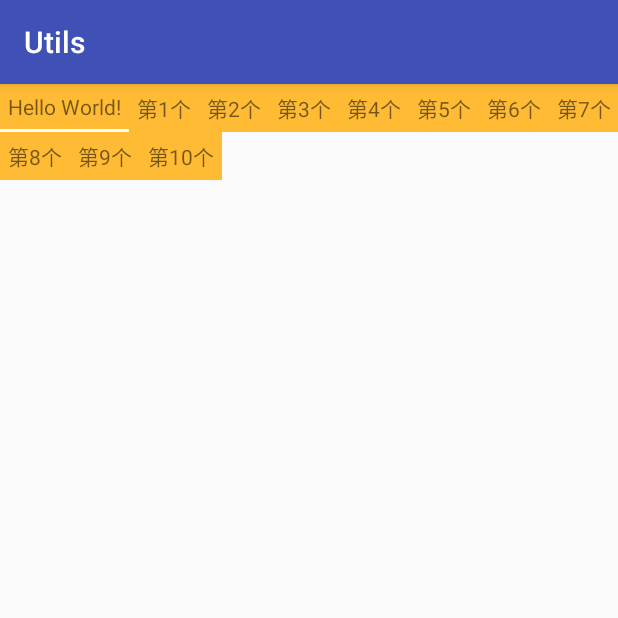
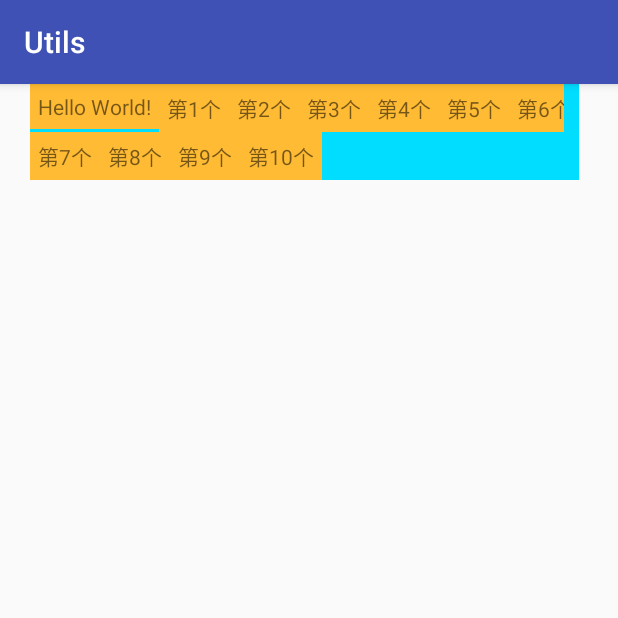
Before and after one commit to yaowen369/Utils, an Android app: the screen it shows after launch (MainActivity), on a phone screen of 412 x 824 dp, the top half of it. Run offline under Robolectric (Android 15) with nearby library versions, the phone set to English and light mode, and no system bars.

Commit message:
晚上自定义ViewGroup

```diff
--- a/sample/src/main/java/com/yaoxiaowen/android/sample/view/FlowLayout.java
+++ b/sample/src/main/java/com/yaoxiaowen/android/sample/view/FlowLayout.java
@@ -5,11 +5,15 @@ import android.util.AttributeSet;
 import android.view.View;
 import android.view.ViewGroup;
 
+import com.yaoxiaowen.android.sample.log.LogUtils;
+
 /**
  * Created by Administrator on 2017/7/10.
  */
 
 public class FlowLayout extends ViewGroup{
+
+    private static final String TAG = "FlowLayout";
 
     private Context mContext;
 
@@ -43,14 +47,113 @@ public class FlowLayout extends ViewGroup{
 
 //        final LayoutParams mLp = getLayoutParams();
 
-        int count = getChildCount();
-        for (int i=0; i<count; i++){
+//        ViewGroup.LayoutParams lp = getLayoutParams();
 
+        //如果我想使用  MarginLayoutParams, 则必须 我们自己的att,来获取他
+//        ViewGroup.MarginLayoutParams lp = getLayoutParams();
+
+
+//        final int count = getChildCount();
+//        for (int i=0; i<count; i++){
+//            final View view = getChildAt(i);
+//            if (view.getVisibility() == GONE){
+//                continue;
+//            }else {
+////                measureChildWithMargins(view, widthMeasureSpec, 0, heightMeasureSpec, 0);
+//                measureChild(view, widthMeasureSpec, heightMeasureSpec );
+//            }
+//        }
+
+
+
+
+        measureChildren(widthMeasureSpec, heightMeasureSpec);
+
+        int widthSpecSize = MeasureSpec.getSize(widthMeasureSpec);
+        int widthSpecMode = MeasureSpec.getMode(widthMeasureSpec);
+
+        int heightSpecSize = MeasureSpec.getSize(heightMeasureSpec);
+        int heightSpecMode = MeasureSpec.getMode(heightMeasureSpec);
+
+        //宽度要特殊处理
+        int oneLineMaxWidth = 0;    // 所有行当中，最宽的某一行
+        int childrenWidthSum = 0;   //某一行 宽度的总和
+        int childrenHeightSum = 0;  // 每行加起来高度的总和
+        int oneLineMaxHeight = 0;  //某一行的最大高度
+
+
+        // 计算各个子View在  每行排列当中高度总和，以及最大宽度的情况
+        final int count = getChildCount();
+        for (int i=0; i<count ;i++){
+            final  View child = getChildAt(i);
+
+            if ((childrenWidthSum + child.getMeasuredWidth()) > widthSpecSize){ //这一行 已经满了，需要另起一行
+                childrenHeightSum += oneLineMaxHeight;
+                childrenWidthSum = 0;
+                oneLineMaxHeight = 0;
+            }
+
+            childrenWidthSum += child.getMeasuredWidth();
+            if (childrenWidthSum > oneLineMaxWidth){
+                oneLineMaxWidth = childrenWidthSum;
+            }
+
+            if (child.getMeasuredHeight() > oneLineMaxHeight){
+                oneLineMaxHeight = child.getMeasuredHeight();
+            }
+        }
+        childrenHeightSum += oneLineMaxHeight;
+
+        StringBuilder calcResult = new StringBuilder();
+        calcResult.append("oneLineMaxWidth = " + oneLineMaxWidth)
+                .append("\t childrenWidthSum = " + childrenWidthSum)
+                .append("\t childrenHeightSum = " + childrenHeightSum)
+                .append("\t oneLineMaxHeight= " + oneLineMaxHeight);
+
+        LogUtils.i(TAG, "calcResult = " + calcResult.toString());
+
+        //考虑 wrap_content的情况
+        int resultWidth = -1;
+        int resultHeight = -1;
+
+        if (widthSpecMode==MeasureSpec.AT_MOST && widthSpecMode==MeasureSpec.AT_MOST){
+            resultHeight = childrenHeightSum;
+            resultWidth = oneLineMaxWidth;
+        }else if (widthSpecMode==MeasureSpec.AT_MOST){
+            resultWidth = oneLineMaxWidth;
+        }else if (widthSpecMode==MeasureSpec.AT_MOST){
+            resultHeight = childrenHeightSum;
         }
 
-        measureChildren(widthMeasureSpec, heightMeasureSpec);
-        setMeasuredDimension(getDefaultSize(getSuggestedMinimumWidth(), widthMeasureSpec),
-                getDefaultSize(getSuggestedMinimumHeight(), heightMeasureSpec));
+
+        StringBuilder result = new StringBuilder();
+        result.append("\t resultHeight=" + MeasureSpec.toString(resultHeight))
+                .append("\t resultWidth=" + MeasureSpec.toString(resultWidth));
+
+        LogUtils.i(TAG, "result = " + result.toString());
+
+
+        if (resultHeight < 0){
+            resultHeight = getDefaultSize(getSuggestedMinimumHeight(), heightMeasureSpec);
+        }
+
+        if (resultWidth < 0){
+            resultWidth = getDefaultSize(getSuggestedMinimumWidth(), widthMeasureSpec);
+        }
+
+        //for test
+        StringBuilder sb = new StringBuilder();
+        sb.append("widthMeasureSpec=" + MeasureSpec.toString(widthMeasureSpec))
+                .append("\t heightMeasureSpec" + MeasureSpec.toString(heightMeasureSpec))
+                .append("\t resultHeight=" + MeasureSpec.toString(resultHeight))
+                .append("\t resultWidth=" + MeasureSpec.toString(resultWidth));
+
+        LogUtils.i(TAG, sb.toString());
+
+        setMeasuredDimension(resultWidth, resultHeight);
+
+//        setMeasuredDimension(getDefaultSize(getSuggestedMinimumWidth(), widthMeasureSpec),
+//                getDefaultSize(getSuggestedMinimumHeight(), heightMeasureSpec));
 
     }
 
--- a/sample/src/main/res/layout/activity_main.xml
+++ b/sample/src/main/res/layout/activity_main.xml
@@ -12,7 +12,11 @@
         xmlns:tools="http://schemas.android.com/tools"
         android:layout_width="wrap_content"
         android:layout_height="wrap_content"
-        tools:context="com.yaoxiaowen.android.sample.MainActivity">
+        tools:context="com.yaoxiaowen.android.sample.MainActivity"
+        android:layout_marginLeft="20dp"
+        android:paddingRight="10dp"
+        android:background="@android:color/holo_blue_bright"
+    >
 
         <TextView
             android:layout_width="wrap_content"
```
Lines whose indentation alone changed are shown as unchanged.
